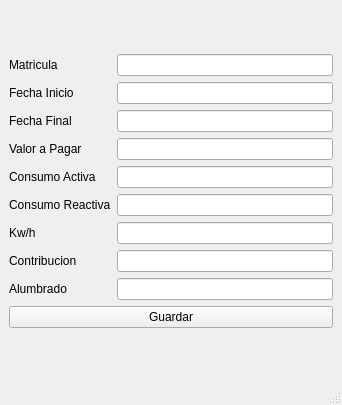
First picture: the form in plantillas/datos.ui, repository JhoanCarvajal/pdf, before the edit.
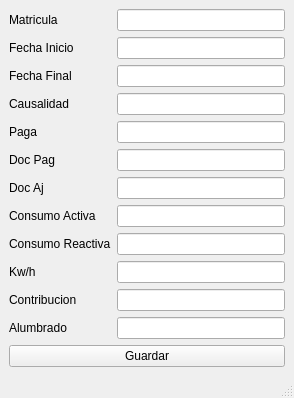
Second picture: the form after the edit.

```diff
--- a/plantillas/datos.ui
+++ b/plantillas/datos.ui
@@ -6,8 +6,8 @@
    <rect>
     <x>0</x>
     <y>0</y>
-    <width>342</width>
-    <height>405</height>
+    <width>294</width>
+    <height>396</height>
    </rect>
   </property>
   <property name="windowTitle">
@@ -17,40 +17,61 @@
    <layout class="QGridLayout" name="gridLayout_2">
     <item row="0" column="0">
      <layout class="QGridLayout" name="gridLayout">
-      <item row="3" column="1">
-       <widget class="QLineEdit" name="le_valor_pagar"/>
-      </item>
-      <item row="7" column="1">
-       <widget class="QLineEdit" name="le_contribucion"/>
-      </item>
-      <item row="7" column="0">
-       <widget class="QLabel" name="lb_contribucion">
+      <item row="1" column="0">
+       <widget class="QLabel" name="lb_inicio">
         <property name="text">
-         <string>Contribucion</string>
+         <string>Fecha Inicio</string>
         </property>
        </widget>
       </item>
+      <item row="9" column="1">
+       <widget class="QLineEdit" name="le_kw"/>
+      </item>
       <item row="5" column="0">
+       <widget class="QLabel" name="lb_doc_pag">
+        <property name="text">
+         <string>Doc Pag</string>
+        </property>
+       </widget>
+      </item>
+      <item row="8" column="0">
        <widget class="QLabel" name="lb_consumo_reactiva">
         <property name="text">
          <string>Consumo Reactiva</string>
         </property>
        </widget>
       </item>
-      <item row="9" column="0" colspan="2">
+      <item row="4" column="1">
+       <widget class="QLineEdit" name="le_paga"/>
+      </item>
+      <item row="8" column="1">
+       <widget class="QLineEdit" name="le_consumo_reactiva"/>
+      </item>
+      <item row="6" column="0">
+       <widget class="QLabel" name="lb_doc_aj">
+        <property name="text">
+         <string>Doc Aj</string>
+        </property>
+       </widget>
+      </item>
+      <item row="12" column="0" colspan="2">
        <widget class="QPushButton" name="btn_guardar">
         <property name="text">
          <string>Guardar</string>
         </property>
        </widget>
       </item>
-      <item row="8" column="1">
-       <widget class="QLineEdit" name="le_alumbrado"/>
+      <item row="11" column="0">
+       <widget class="QLabel" name="lb_alumbrado">
+        <property name="text">
+         <string>Alumbrado</string>
+        </property>
+       </widget>
       </item>
       <item row="4" column="0">
-       <widget class="QLabel" name="lb_consumo_activa">
+       <widget class="QLabel" name="lb_valor_pagar">
         <property name="text">
-         <string>Consumo Activa</string>
+         <string>Paga</string>
         </property>
        </widget>
       </item>
@@ -61,15 +82,34 @@
         </property>
        </widget>
       </item>
-      <item row="6" column="0">
+      <item row="10" column="1">
+       <widget class="QLineEdit" name="le_contribucion"/>
+      </item>
+      <item row="0" column="1">
+       <widget class="QLineEdit" name="le_matricula"/>
+      </item>
+      <item row="3" column="1">
+       <widget class="QLineEdit" name="le_causalidad"/>
+      </item>
+      <item row="11" column="1">
+       <widget class="QLineEdit" name="le_alumbrado"/>
+      </item>
+      <item row="7" column="1">
+       <widget class="QLineEdit" name="le_consumo_activa"/>
+      </item>
+      <item row="9" column="0">
        <widget class="QLabel" name="lb_kw">
         <property name="text">
          <string>Kw/h</string>
         </property>
        </widget>
       </item>
-      <item row="4" column="1">
-       <widget class="QLineEdit" name="le_consumo_activa"/>
+      <item row="3" column="0">
+       <widget class="QLabel" name="lb_causalidad">
+        <property name="text">
+         <string>Causalidad</string>
+        </property>
+       </widget>
       </item>
       <item row="0" column="0">
        <widget class="QLabel" name="lb_matricula">
@@ -78,42 +118,32 @@
         </property>
        </widget>
       </item>
-      <item row="3" column="0">
-       <widget class="QLabel" name="lb_valor_pagar">
-        <property name="text">
-         <string>Valor a Pagar</string>
-        </property>
-       </widget>
-      </item>
-      <item row="5" column="1">
-       <widget class="QLineEdit" name="le_consumo_reactiva"/>
-      </item>
-      <item row="0" column="1">
-       <widget class="QLineEdit" name="le_matricula"/>
-      </item>
-      <item row="1" column="1">
-       <widget class="QLineEdit" name="le_inicio"/>
-      </item>
-      <item row="1" column="0">
-       <widget class="QLabel" name="lb_inicio">
-        <property name="text">
-         <string>Fecha Inicio</string>
-        </property>
-       </widget>
-      </item>
-      <item row="6" column="1">
-       <widget class="QLineEdit" name="le_kw"/>
-      </item>
-      <item row="8" column="0">
-       <widget class="QLabel" name="lb_alumbrado">
-        <property name="text">
-         <string>Alumbrado</string>
-        </property>
-       </widget>
-      </item>
       <item row="2" column="1">
        <widget class="QLineEdit" name="le_final"/>
       </item>
+      <item row="6" column="1">
+       <widget class="QLineEdit" name="le_doc_aj"/>
+      </item>
+      <item row="10" column="0">
+       <widget class="QLabel" name="lb_contribucion">
+        <property name="text">
+         <string>Contribucion</string>
+        </property>
+       </widget>
+      </item>
+      <item row="7" column="0">
+       <widget class="QLabel" name="lb_consumo_activa">
+        <property name="text">
+         <string>Consumo Activa</string>
+        </property>
+       </widget>
+      </item>
+      <item row="1" column="1">
+       <widget class="QLineEdit" name="le_inicio"/>
+      </item>
+      <item row="5" column="1">
+       <widget class="QLineEdit" name="le_doc_pag"/>
+      </item>
      </layout>
     </item>
    </layout>
```
Left out of the diff: 7 changed lines with no effect on the pictures.
